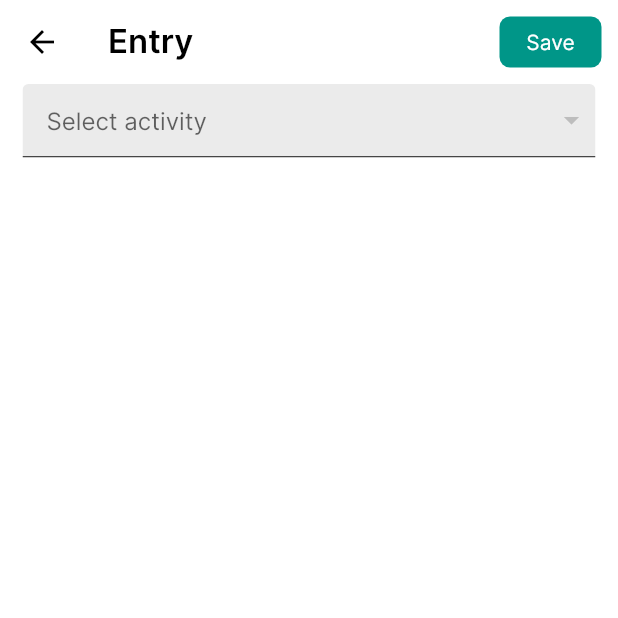
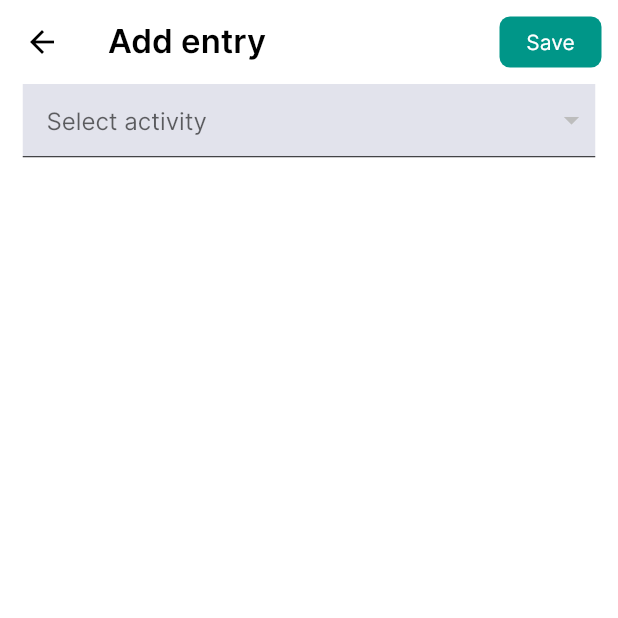
Before and after one commit to vaetas/metrify, a Flutter app: the AddEntryScreen screen opened directly, on a phone screen of 412 x 824 dp, the top half of it. Run offline on Flutter 3.47's test engine with Material 2 defaults, Android fonts, the phone set to English and light mode, and no system bars; our stand-ins replace flutter_feather_icons, flutter_slidable, flutter_speed_dial, hive, hive_flutter, jiffy and 4 more; accounts and stored records are empty; generated files the repository leaves out were written again.

Commit message:
UI improvements

```diff
--- a/lib/main.dart
+++ b/lib/main.dart
@@ -38,6 +38,7 @@ import 'package:metrify/ui/type/create_enum_type_screen.dart';
 import 'package:metrify/ui/type/create_numeric_type_screen.dart';
 import 'package:metrify/ui/type/create_range_type_screen.dart';
 import 'package:metrify/ui/type/type_list_screen.dart';
+import 'package:metrify/ui/view/view_screen.dart';
 import 'package:metrify/ui/widgets/splash_screen.dart';
 import 'package:metrify/utils/generate.dart';
 
@@ -57,6 +58,7 @@ class App extends StatelessWidget {
       routes: {
         Root.routeName: (_) => Root(),
         HomeScreen.routeName: (_) => HomeScreen(),
+        ViewScreen.routeName: (_) => ViewScreen(),
         SettingsScreen.routeName: (_) => SettingsScreen(),
         ActivityListScreen.routeName: (_) => ActivityListScreen(),
         CreateActivityScreen.routeName: (_) => CreateActivityScreen(),
@@ -65,9 +67,8 @@ class App extends StatelessWidget {
         CreateCategoryScreen.routeName: (_) => CreateCategoryScreen(),
         ExportScreen.routeName: (_) => ExportScreen(),
       },
-      themeMode: ThemeMode.system,
+      themeMode: ThemeMode.light,
       theme: AppTheme.lightTheme,
-      darkTheme: AppTheme.darkTheme,
       debugShowCheckedModeBanner: false,
       onGenerateRoute: (settings) {
         MaterialPageRoute getDialogRoute(Widget screen) {
--- a/lib/resources/theme.dart
+++ b/lib/resources/theme.dart
@@ -30,22 +30,28 @@ class AppTheme {
 
   static const Color backgroundColor = Colors.white;
 
-  static const PageTransitionsTheme _pageTransitionTheme = PageTransitionsTheme(builders: {
+  static const double bottomBarIconSize = 20;
+
+  static const PageTransitionsTheme _pageTransitionTheme =
+      PageTransitionsTheme(builders: {
     TargetPlatform.android: ZoomPageTransitionsBuilder(),
   });
 
-  static const _dividerTheme = DividerThemeData(
+  static final _dividerTheme = DividerThemeData(
     thickness: 1,
     indent: 0,
     space: 4,
+    color: black.withOpacity(0.2),
   );
+
+  static const Color black = Color(0xFF14151E);
 
   static get lightTheme => ThemeData(
         brightness: Brightness.light,
         fontFamily: fontFamily,
         accentColor: Colors.teal,
-        primaryColor: Colors.teal,
-        cardColor: Colors.black12.withOpacity(0.08),
+        primaryColor: Color(0xFF14151D),
+        cardColor: Color(0xffe2e3ec),
         textTheme: TextTheme(
           title: TextStyle(
             fontWeight: FontWeight.bold,
@@ -82,21 +88,25 @@ class AppTheme {
         ),
         floatingActionButtonTheme: FloatingActionButtonThemeData(
           foregroundColor: Colors.white,
-          backgroundColor: Colors.teal,
+          backgroundColor: Color(0xFF14151E),
         ),
         dividerTheme: _dividerTheme,
-        dividerColor: Colors.black12,
+        dividerColor: black.withOpacity(0.0),
         buttonTheme: ButtonThemeData(
           buttonColor: Colors.teal,
           textTheme: ButtonTextTheme.primary,
         ),
         inputDecorationTheme: InputDecorationTheme(
-          fillColor: Colors.black12.withOpacity(0.08),
+          fillColor: Color(0xffe2e3ec),
           filled: true,
           enabledBorder: UnderlineInputBorder(
+            borderRadius: BorderRadius.circular(0),
             borderSide: BorderSide(
               color: Colors.black.withOpacity(0.70),
             ),
+          ),
+          focusedBorder: UnderlineInputBorder(
+            borderRadius: BorderRadius.circular(0),
           ),
         ),
       );
@@ -104,11 +114,15 @@ class AppTheme {
   static get darkTheme => ThemeData(
         brightness: Brightness.dark,
         fontFamily: fontFamily,
-        scaffoldBackgroundColor: Colors.black,
+        scaffoldBackgroundColor: Color(0xFF14151E),
         accentColor: Colors.tealAccent,
         cardColor: Colors.grey.withOpacity(0.5),
         primaryColor: Colors.white,
         pageTransitionsTheme: _pageTransitionTheme,
+        buttonTheme: ButtonThemeData(
+          buttonColor: Color(0xFFFEFFFE),
+          textTheme: ButtonTextTheme.primary,
+        ),
         textTheme: TextTheme(
           title: TextStyle(
             fontWeight: FontWeight.w700,
@@ -124,9 +138,12 @@ class AppTheme {
             fontWeight: FontWeight.w700,
             fontSize: 20,
           ),
+          button: TextStyle(
+            color: Colors.black,
+          ),
         ),
         appBarTheme: AppBarTheme(
-          color: Colors.black,
+          color: Color(0xFF14151E),
           brightness: Brightness.dark,
           elevation: 0,
           iconTheme: IconThemeData(
@@ -143,19 +160,30 @@ class AppTheme {
         ),
         floatingActionButtonTheme: FloatingActionButtonThemeData(
           foregroundColor: Colors.black,
-          backgroundColor: Colors.tealAccent,
+          backgroundColor: Color(0xFFFEFFFE),
         ),
         dividerTheme: _dividerTheme.copyWith(
           color: Colors.white.withOpacity(0.2),
         ),
         inputDecorationTheme: InputDecorationTheme(
-          fillColor: Colors.grey.withOpacity(0.5),
+          fillColor: Colors.white.withOpacity(0.2),
+          focusColor: Colors.red,
+          hoverColor: Colors.red,
           filled: true,
           enabledBorder: UnderlineInputBorder(
-            borderSide: BorderSide(
-              color: Colors.white.withOpacity(0.5),
+//            borderSide: BorderSide(
+//              color: Colors.white.withOpacity(0.5),
+//            ),
+            borderRadius: BorderRadius.only(
+              topLeft: Radius.circular(4),
+              bottomLeft: Radius.circular(4),
             ),
           ),
+          focusedBorder: OutlineInputBorder(
+              gapPadding: 0,
+              borderSide: BorderSide(
+                color: Colors.white,
+              )),
         ),
       );
 }
--- a/lib/ui/entry/add_entry_screen.dart
+++ b/lib/ui/entry/add_entry_screen.dart
@@ -89,7 +89,7 @@ class _AddEntryScreenState extends State<AddEntryScreen> {
   Widget build(BuildContext context) {
     return Scaffold(
       appBar: AppBar(
-        title: Text('Entry'),
+        title: Text('Add entry'),
         actions: <Widget>[
           AppBarSubmitButton(onPressed: _canSubmit() ? _submit : null),
         ],
@@ -115,7 +115,8 @@ class _AddEntryScreenState extends State<AddEntryScreen> {
                           padding: EdgeInsets.symmetric(horizontal: 15),
                           child: TextField(
                             controller: numericValueController,
-                            keyboardType: TextInputType.numberWithOptions(decimal: true, signed: true),
+                            keyboardType: TextInputType.numberWithOptions(
+                                decimal: true, signed: true),
                             decoration: InputDecoration(
                               suffixText: numericType.unit,
                               hintText: 'Value',
@@ -151,7 +152,8 @@ class _AddEntryScreenState extends State<AddEntryScreen> {
                             min: rangeType.min,
                             max: rangeType.max,
                             value: sliderPosition ?? rangeType.min.toDouble(),
-                            divisions: rangeType.max.toInt() - rangeType.min.toInt(),
+                            divisions:
+                                rangeType.max.toInt() - rangeType.min.toInt(),
                             label: sliderPosition?.toString() ?? '',
                             onChanged: (value) {
                               setState(() {
@@ -167,7 +169,8 @@ class _AddEntryScreenState extends State<AddEntryScreen> {
                   return Column(
                     children: <Widget>[
                       Container(
-                        margin: const EdgeInsets.only(left: 15, right: 15, bottom: 15),
+                        margin: const EdgeInsets.only(
+                            left: 15, right: 15, bottom: 15),
                         child: AppDropdownButton<Activity>(
                           value: selectedActivity,
                           items: value.values.toList(),
--- a/lib/ui/widgets/dropdown_button.dart
+++ b/lib/ui/widgets/dropdown_button.dart
@@ -48,8 +48,8 @@ class AppDropdownButton<T> extends StatelessWidget {
       alignedDropdown: true,
       child: ClipRRect(
         borderRadius: BorderRadius.only(
-          topLeft: Radius.circular(4),
-          topRight: Radius.circular(4),
+          topLeft: Radius.circular(0),
+          topRight: Radius.circular(0),
         ),
         child: Container(
           decoration: BoxDecoration(
--- a/pubspec.yaml
+++ b/pubspec.yaml
@@ -22,6 +22,7 @@ dependencies:
   supercharged: ^1.2.1
   json_annotation: ^3.0.1
   permission_handler: ^4.4.0+hotfix.1
+  jiffy: ^3.0.1
 
 dev_dependencies:
   flutter_test:
```
Also changed, not shown: lib/ui/activity/activity_screen.dart (+114 -55 lines), lib/ui/home/home_screen.dart (+7 -31 lines), lib/ui/root.dart (+73 -2 lines), lib/ui/view/view_screen.dart (added, +14 -0 lines), lib/utils/grouping.dart (+66 -48 lines), pubspec.lock, 1 other file.
